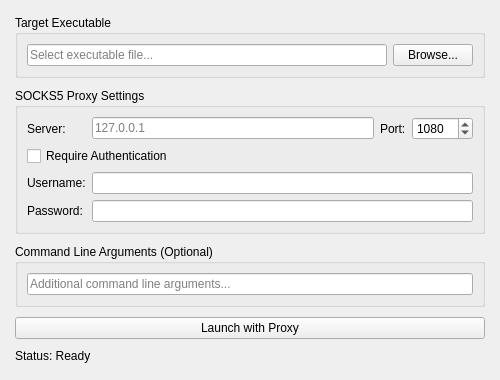
Before: the Qt Designer form launcher/MainWindow.ui in 4111y80y/OpenProxifier, drawn with Qt 5.
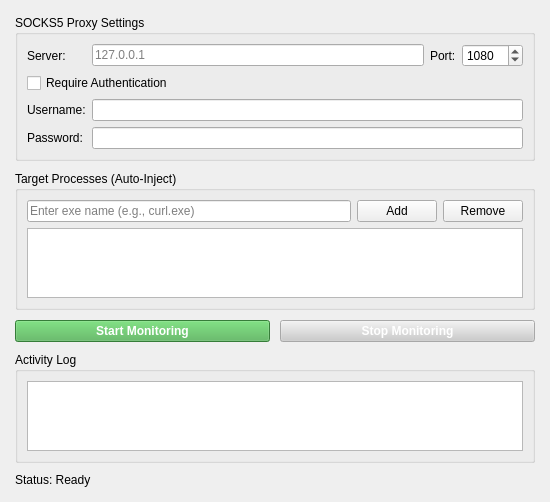
After: the same form once the commit is applied.

Commit message: Implement Proxifier-style process monitoring and SOCKS5 proxy injection

Patch:
```diff
--- a/launcher/MainWindow.ui
+++ b/launcher/MainWindow.ui
@@ -6,8 +6,8 @@
    <rect>
     <x>0</x>
     <y>0</y>
-    <width>500</width>
-    <height>380</height>
+    <width>550</width>
+    <height>500</height>
    </rect>
   </property>
   <property name="windowTitle">
@@ -21,29 +21,6 @@
     <property name="spacing">
      <number>10</number>
     </property>
-    <item>
-     <widget class="QGroupBox" name="targetGroup">
-      <property name="title">
-       <string>Target Executable</string>
-      </property>
-      <layout class="QHBoxLayout" name="horizontalLayout">
-       <item>
-        <widget class="QLineEdit" name="exePathEdit">
-         <property name="placeholderText">
-          <string>Select executable file...</string>
-         </property>
-        </widget>
-       </item>
-       <item>
-        <widget class="QPushButton" name="browseButton">
-         <property name="text">
-          <string>Browse...</string>
-         </property>
-        </widget>
-       </item>
-      </layout>
-     </widget>
-    </item>
     <item>
      <widget class="QGroupBox" name="proxyGroup">
       <property name="title">
@@ -123,15 +100,40 @@
      </widget>
     </item>
     <item>
-     <widget class="QGroupBox" name="cmdGroup">
+     <widget class="QGroupBox" name="targetGroup">
       <property name="title">
-       <string>Command Line Arguments (Optional)</string>
+       <string>Target Processes (Auto-Inject)</string>
       </property>
-      <layout class="QHBoxLayout" name="cmdLayout">
+      <layout class="QVBoxLayout" name="targetLayout">
        <item>
-        <widget class="QLineEdit" name="cmdLineEdit">
-         <property name="placeholderText">
-          <string>Additional command line arguments...</string>
+        <layout class="QHBoxLayout" name="addExeLayout">
+         <item>
+          <widget class="QLineEdit" name="exeNameEdit">
+           <property name="placeholderText">
+            <string>Enter exe name (e.g., curl.exe)</string>
+           </property>
+          </widget>
+         </item>
+         <item>
+          <widget class="QPushButton" name="addExeButton">
+           <property name="text">
+            <string>Add</string>
+           </property>
+          </widget>
+         </item>
+         <item>
+          <widget class="QPushButton" name="removeExeButton">
+           <property name="text">
+            <string>Remove</string>
+           </property>
+          </widget>
+         </item>
+        </layout>
+       </item>
+       <item>
+        <widget class="QListWidget" name="exeListWidget">
+         <property name="minimumHeight">
+          <number>80</number>
          </property>
         </widget>
        </item>
@@ -139,13 +141,59 @@
      </widget>
     </item>
     <item>
-     <widget class="QPushButton" name="launchButton">
-      <property name="text">
-       <string>Launch with Proxy</string>
+     <layout class="QHBoxLayout" name="buttonLayout">
+      <item>
+       <widget class="QPushButton" name="startMonitorButton">
+        <property name="text">
+         <string>Start Monitoring</string>
+        </property>
+        <property name="minimumHeight">
+         <number>40</number>
+        </property>
+        <property name="styleSheet">
+         <string>QPushButton { background-color: #4CAF50; color: white; font-weight: bold; }
+QPushButton:hover { background-color: #45a049; }
+QPushButton:disabled { background-color: #cccccc; }</string>
+        </property>
+       </widget>
+      </item>
+      <item>
+       <widget class="QPushButton" name="stopMonitorButton">
+        <property name="text">
+         <string>Stop Monitoring</string>
+        </property>
+        <property name="minimumHeight">
+         <number>40</number>
+        </property>
+        <property name="enabled">
+         <bool>false</bool>
+        </property>
+        <property name="styleSheet">
+         <string>QPushButton { background-color: #f44336; color: white; font-weight: bold; }
+QPushButton:hover { background-color: #da190b; }
+QPushButton:disabled { background-color: #cccccc; }</string>
+        </property>
+       </widget>
+      </item>
+     </layout>
+    </item>
+    <item>
+     <widget class="QGroupBox" name="logGroup">
+      <property name="title">
+       <string>Activity Log</string>
       </property>
-      <property name="minimumHeight">
-       <number>40</number>
-      </property>
+      <layout class="QVBoxLayout" name="logLayout">
+       <item>
+        <widget class="QTextEdit" name="logTextEdit">
+         <property name="readOnly">
+          <bool>true</bool>
+         </property>
+         <property name="minimumHeight">
+          <number>100</number>
+         </property>
+        </widget>
+       </item>
+      </layout>
      </widget>
     </item>
     <item>
@@ -155,19 +203,6 @@
       </property>
      </widget>
     </item>
-    <item>
-     <spacer name="verticalSpacer">
-      <property name="orientation">
-       <enum>Qt::Vertical</enum>
-      </property>
-      <property name="sizeHint" stdset="0">
-       <size>
-        <width>20</width>
-        <height>40</height>
-       </size>
-      </property>
-     </spacer>
-    </item>
    </layout>
   </widget>
  </widget>
```
Left out of the diff: 2 changed lines with no effect on the pictures. The commit also changes 9 other files.
